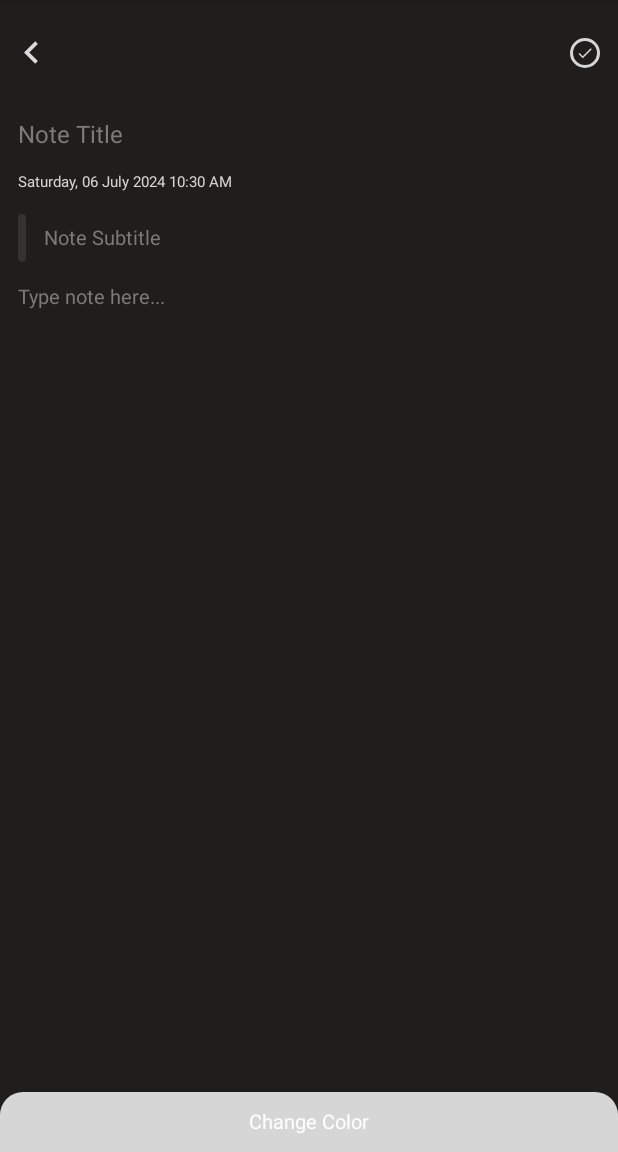
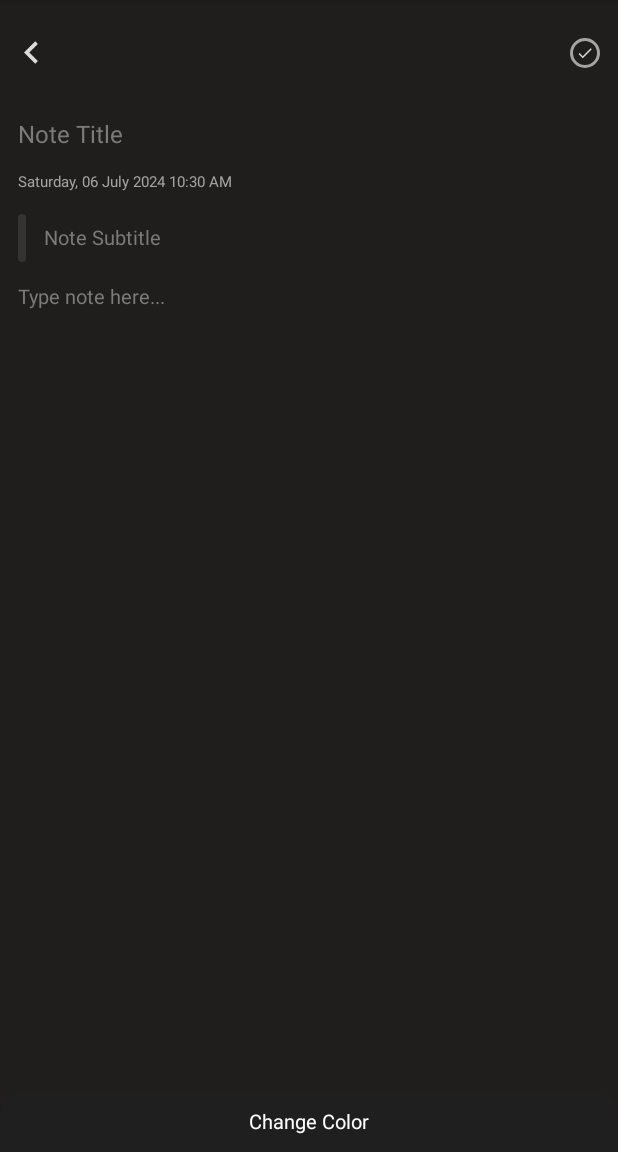
Before and after one commit to mateakendeel/MoodApp, an Android app: the CreateNoteActivity screen opened directly, with no data from a screen before it, on a phone screen of 412 x 824 dp, the part 84-1236 px from its top. Run offline under Robolectric (Android 15) with nearby library versions, the phone set to English and light mode, and no system bars; our stand-ins replace sdp/ssp sizes.

```diff
--- a/app/src/main/res/drawable/background_change_color.xml
+++ b/app/src/main/res/drawable/background_change_color.xml
@@ -2,7 +2,7 @@
 <shape xmlns:android="http://schemas.android.com/apk/res/android"
     android:shape="rectangle">
 
-    <solid android:color="@color/colorChangeColorBackground"/>
+    <solid android:color="@color/change_color_background"/>
     <corners
         android:topLeftRadius="15dp"
         android:topRightRadius="15dp"
--- a/app/src/main/res/drawable/background_dialog.xml
+++ b/app/src/main/res/drawable/background_dialog.xml
@@ -2,7 +2,7 @@
 <shape xmlns:android="http://schemas.android.com/apk/res/android"
     android:shape="rectangle">
 
-    <solid android:color="@color/colorDefaultNoteColor" />
+    <solid android:color="@color/default_note" />
     <corners android:radius="@dimen/_10sdp" />
 
 </shape>
--- a/app/src/main/res/drawable/background_done_button.xml
+++ b/app/src/main/res/drawable/background_done_button.xml
@@ -3,6 +3,6 @@
     android:shape="oval">
     <stroke
         android:width="2dp"
-        android:color="@color/colorIcons"/>
+        android:color="@color/icons"/>
 
 </shape>
--- a/app/src/main/res/drawable/background_note.xml
+++ b/app/src/main/res/drawable/background_note.xml
@@ -2,7 +2,7 @@
 <shape xmlns:android="http://schemas.android.com/apk/res/android"
     android:shape="rectangle">
 
-    <solid android:color="@color/colorDefaultNoteColor"/>
+    <solid android:color="@color/default_note"/>
 
     <corners android:radius="10dp"/>
 
--- a/app/src/main/res/drawable/background_note_color_1.xml
+++ b/app/src/main/res/drawable/background_note_color_1.xml
@@ -4,7 +4,7 @@
         <shape android:shape="oval">
             <stroke
                 android:width="2dp"
-                android:color="@color/colorDefaultNoteColor"/>
+                android:color="@color/default_note"/>
         </shape>
     </item>
 
@@ -17,7 +17,7 @@
         <shape android:shape="oval">
             <stroke
                 android:width="6dp"
-                android:color="@color/colorChangeColorBackground"/>
+                android:color="@color/change_color_background"/>
         </shape>
 
     </item>
@@ -29,7 +29,7 @@
         android:top="6dp">
 
         <shape android:shape="oval">
-            <solid android:color="@color/colorDefaultNoteColor"/>
+            <solid android:color="@color/default_note"/>
         </shape>
 
     </item>
--- a/app/src/main/res/drawable/background_note_color_2.xml
+++ b/app/src/main/res/drawable/background_note_color_2.xml
@@ -4,7 +4,7 @@
         <shape android:shape="oval">
             <stroke
                 android:width="2dp"
-                android:color="@color/colorNoteColor2"/>
+                android:color="@color/note_color2"/>
         </shape>
     </item>
 
@@ -17,7 +17,7 @@
         <shape android:shape="oval">
             <stroke
                 android:width="6dp"
-                android:color="@color/colorChangeColorBackground"/>
+                android:color="@color/change_color_background"/>
         </shape>
 
     </item>
@@ -29,7 +29,7 @@
         android:top="6dp">
 
         <shape android:shape="oval">
-            <solid android:color="@color/colorNoteColor2"/>
+            <solid android:color="@color/note_color2"/>
         </shape>
 
     </item>
--- a/app/src/main/res/drawable/background_note_color_3.xml
+++ b/app/src/main/res/drawable/background_note_color_3.xml
@@ -4,7 +4,7 @@
         <shape android:shape="oval">
             <stroke
                 android:width="2dp"
-                android:color="@color/colorNoteColor3"/>
+                android:color="@color/note_color3"/>
         </shape>
     </item>
 
@@ -17,7 +17,7 @@
         <shape android:shape="oval">
             <stroke
                 android:width="6dp"
-                android:color="@color/colorChangeColorBackground"/>
+                android:color="@color/change_color_background"/>
         </shape>
 
     </item>
@@ -29,7 +29,7 @@
         android:top="6dp">
 
         <shape android:shape="oval">
-            <solid android:color="@color/colorNoteColor3"/>
+            <solid android:color="@color/note_color3"/>
         </shape>
 
     </item>
--- a/app/src/main/res/drawable/background_note_color_4.xml
+++ b/app/src/main/res/drawable/background_note_color_4.xml
@@ -4,7 +4,7 @@
         <shape android:shape="oval">
             <stroke
                 android:width="2dp"
-                android:color="@color/colorNoteColor4"/>
+                android:color="@color/note_color4"/>
         </shape>
     </item>
 
@@ -17,7 +17,7 @@
         <shape android:shape="oval">
             <stroke
                 android:width="6dp"
-                android:color="@color/colorChangeColorBackground"/>
+                android:color="@color/change_color_background"/>
         </shape>
 
     </item>
@@ -29,7 +29,7 @@
         android:top="6dp">
 
         <shape android:shape="oval">
-            <solid android:color="@color/colorNoteColor4"/>
+            <solid android:color="@color/note_color4"/>
         </shape>
 
     </item>
--- a/app/src/main/res/drawable/background_note_color_5.xml
+++ b/app/src/main/res/drawable/background_note_color_5.xml
@@ -4,7 +4,7 @@
         <shape android:shape="oval">
             <stroke
                 android:width="2dp"
-                android:color="@color/colorNoteColor5"/>
+                android:color="@color/note_color5"/>
         </shape>
     </item>
 
@@ -17,7 +17,7 @@
         <shape android:shape="oval">
             <stroke
                 android:width="6dp"
-                android:color="@color/colorChangeColorBackground"/>
+                android:color="@color/change_color_background"/>
         </shape>
 
     </item>
@@ -29,7 +29,7 @@
         android:top="6dp">
 
         <shape android:shape="oval">
-            <solid android:color="@color/colorNoteColor5"/>
+            <solid android:color="@color/note_color5"/>
         </shape>
 
     </item>
--- a/app/src/main/res/layout/activity_create_note.xml
+++ b/app/src/main/res/layout/activity_create_note.xml
@@ -67,7 +67,7 @@
             android:layout_width="0dp"
             android:layout_height="wrap_content"
             android:includeFontPadding="false"
-            android:textColor="@color/colorIcons"
+            android:textColor="@color/icons"
             android:textSize="10sp"
             app:layout_constraintEnd_toEndOf="@id/inputNoteTitle"
             app:layout_constraintStart_toStartOf="@id/inputNoteTitle"
@@ -87,7 +87,7 @@
           android:inputType="textMultiLine"
           android:paddingTop="8dp"
           android:paddingBottom="8dp"
-          android:textColor="@color/colorTextSubtitle"
+          android:textColor="@color/text_subtitle"
           android:textColorHint="@color/text"
           android:textSize="13sp"
           app:layout_constraintEnd_toEndOf="parent"
```
